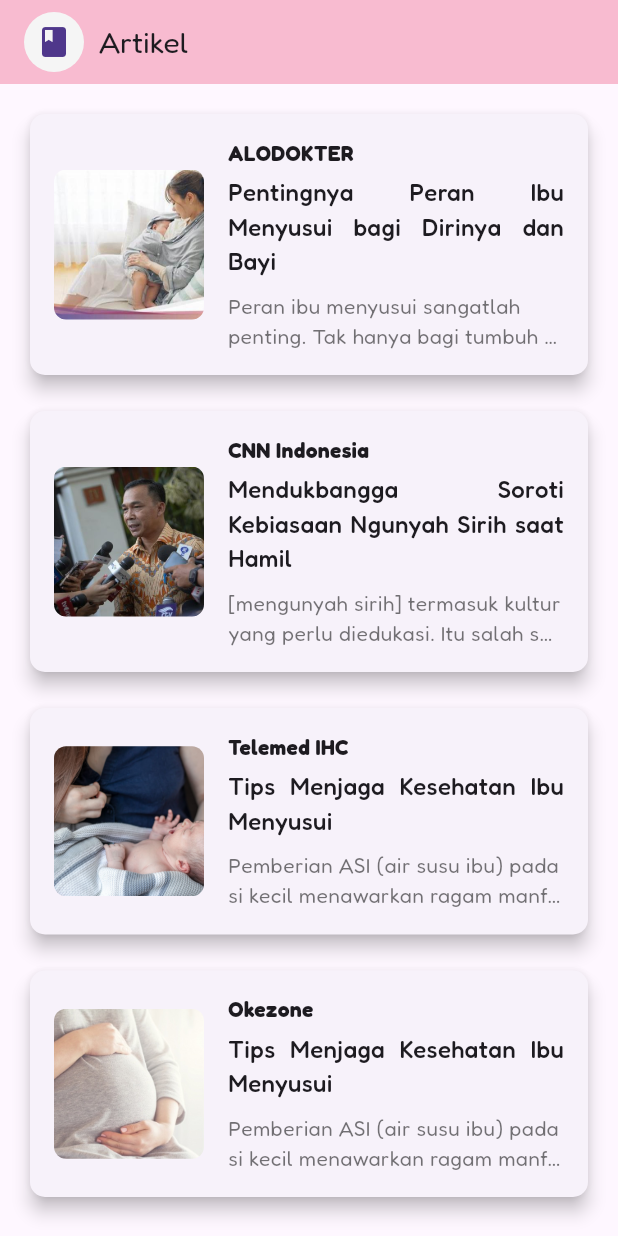
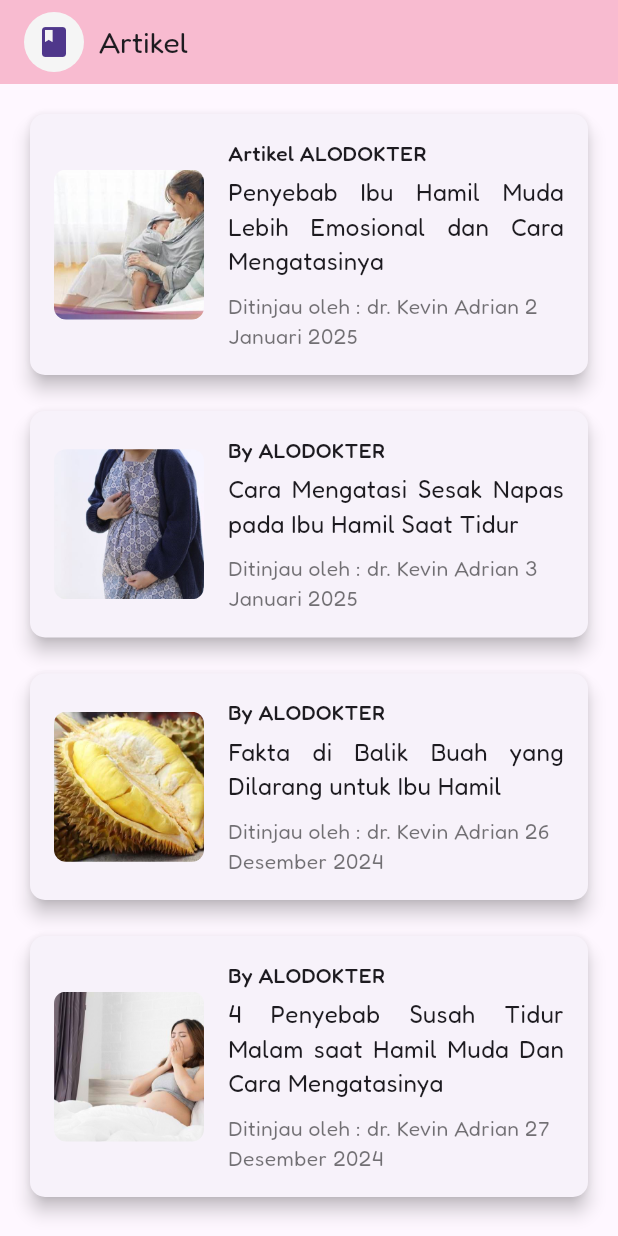
Before and after one commit to mputraff/mama_care, a Flutter app: the ArticleScreen screen opened by its route, on a phone screen of 412 x 824 dp. Run offline on Flutter 3.47's test engine with Material 3 defaults, Android fonts, the phone set to English and light mode, and no system bars; our stand-ins replace font_awesome_flutter, image_picker, loading_animation_widget, shared_preferences, socket_io_client; accounts and stored records are empty.

Commit message:
update ui

```diff
--- a/lib/dashboard/features/screens/Artikel.dart
+++ b/lib/dashboard/features/screens/Artikel.dart
@@ -37,14 +37,14 @@ class ArticleScreen extends StatelessWidget {
         child: ListView(
           children: <Widget>[
             _ArticleItem(
-              source: "ALODOKTER",
-              title: "Pentingnya Peran Ibu Menyusui bagi Dirinya dan Bayi",
+              source: "Artikel ALODOKTER",
+              title: "Penyebab Ibu Hamil Muda Lebih Emosional dan Cara Mengatasinya",
               description:
-                  "Peran ibu menyusui sangatlah penting. Tak hanya bagi tumbuh kembang bayi,",
+                  "Ditinjau oleh : dr. Kevin Adrian 2 Januari 2025",
               imageUrl: 'assets/img/coping_with_breastfeeding.png',
               onTap: () async {
                 final Uri url = Uri.parse(
-                    "https://www.alodokter.com/mengapa-memilih-menyusui");
+                    "https://www.alodokter.com/alasan-ibu-hamil-muda-emosional-dan-cara-mengatasinya");
 
                 if (!await launchUrl(url,
                     mode: LaunchMode.externalApplication)) {
@@ -57,14 +57,14 @@ class ArticleScreen extends StatelessWidget {
             ),
             const SizedBox(height: 16),
             _ArticleItem(
-              source: "CNN Indonesia",
-              title: "Mendukbangga Soroti Kebiasaan Ngunyah Sirih saat Hamil",
+              source: "By ALODOKTER",
+              title: "Cara Mengatasi Sesak Napas pada Ibu Hamil Saat Tidur",
               description:
-                  "[mengunyah sirih] termasuk kultur yang perlu diedukasi. Itu salah satu contohnya, beberapa daerah itu masih ada",
-              imageUrl: 'assets/img/cnn.jpeg',
+                  "Ditinjau oleh : dr. Kevin Adrian 3 Januari 2025",
+              imageUrl: 'assets/img/sesak-hamil.jpg',
               onTap: () async {
                 final Uri url = Uri.parse(
-                    "https://www.cnnindonesia.com/gaya-hidup/20241205085734-255-1173920/bahas-stunting-mendukbangga-soroti-kebiasaan-ngunyah-sirih-saat-hamil");
+                    "https://www.alodokter.com/cara-mengatasi-sesak-napas-pada-ibu-hamil-saat-tidur");
 
                 if (!await launchUrl(url,
                     mode: LaunchMode.externalApplication)) {
@@ -78,14 +78,14 @@ class ArticleScreen extends StatelessWidget {
 
             const SizedBox(height: 16),
             _ArticleItem(
-              source: "Telemed IHC",
-              title: "Tips Menjaga Kesehatan Ibu Menyusui",
+              source: "By ALODOKTER",
+              title: "Fakta di Balik Buah yang Dilarang untuk Ibu Hamil",
               description:
-                  "Pemberian ASI (air susu ibu) pada si kecil menawarkan ragam manfaat yang baik untuknya.",
-              imageUrl: 'assets/img/telemed.jpg',
+                  "Ditinjau oleh : dr. Kevin Adrian 26 Desember 2024",
+              imageUrl: 'assets/img/hamil-duren.jpg',
               onTap: () async {
                 final Uri url = Uri.parse(
-                    "https://telemed.ihc.id/artikel-detail-202-Tips-Menjaga-Kesehatan-Ibu-Menyusui.html");
+                    "https://www.alodokter.com/yuk-ketahui-fakta-di-balik-buah-yang-dilarang-untuk-ibu-hamil");
                 if (!await launchUrl(url,
                     mode: LaunchMode.externalApplication)) {
                   // Optional: Tampilkan pesan error jika URL tidak bisa dibuka
@@ -98,14 +98,14 @@ class ArticleScreen extends StatelessWidget {
 
             const SizedBox(height: 16),
             _ArticleItem(
-              source: "Okezone",
-              title: "Tips Menjaga Kesehatan Ibu Menyusui",
+              source: "By ALODOKTER",
+              title: "4 Penyebab Susah Tidur Malam saat Hamil Muda Dan Cara Mengatasinya",
               description:
-                  "Pemberian ASI (air susu ibu) pada si kecil menawarkan ragam manfaat yang baik untuknya.",
-              imageUrl: 'assets/img/okezone.jpg',
+                  "Ditinjau oleh : dr. Kevin Adrian 27 Desember 2024",
+              imageUrl: 'assets/img/susah-tidur.jpg',
               onTap: () async {
                 final Uri url = Uri.parse(
-                    "https://lifestyle.okezone.com/amp/2024/12/20/481/3097272/yuk-cari-tahu-6-kondisi-ibu-hamil-yang-perlu-didampingi-konsultan-fetomaternal");
+                    "https://www.alodokter.com/susah-tidur-malam-saat-hamil-muda-ini-penjelasannya");
                 if (!await launchUrl(url,
                     mode: LaunchMode.externalApplication)) {
                   // Optional: Tampilkan pesan error jika URL tidak bisa dibuka
@@ -168,7 +168,7 @@ class _ArticleItem extends StatelessWidget {
                     Text(
                       source,
                       style: const TextStyle(
-                        fontWeight: FontWeight.bold,
+                        fontWeight: FontWeight.w500,
                         fontSize: 14,
                       ),
                     ),
@@ -176,7 +176,7 @@ class _ArticleItem extends StatelessWidget {
                     Text(
                       title,
                       style: const TextStyle(
-                        fontWeight: FontWeight.w500,
+                        fontWeight: FontWeight.w400,
                         fontSize: 16,
                       ),
                       textAlign: TextAlign.justify,
--- a/lib/dashboard/widgets/AppBarHome.dart
+++ b/lib/dashboard/widgets/AppBarHome.dart
@@ -35,7 +35,6 @@ class AppBarHome extends StatelessWidget {
             ],
           ),
           Spacer(),
-          Icon(Icons.notifications_none_outlined),
         ],
       ),
     );
--- a/pubspec.yaml
+++ b/pubspec.yaml
@@ -16,7 +16,7 @@ publish_to: 'none' # Remove this line if you wish to publish to pub.dev
 # https://developer.apple.com/library/archive/documentation/General/Reference/InfoPlistKeyReference/Articles/CoreFoundationKeys.html
 # In Windows, build-name is used as the major, minor, and patch parts
 # of the product and file versions while build-number is used as the build suffix.
-version: 1.1.0+7
+version: 1.1.0+3
 
 environment:
   sdk: ^3.5.4
```
Also changed, not shown: assets/img/hamil-duren.jpg (added), assets/img/sesak-hamil.jpg (added), assets/img/susah-tidur.jpg (added), 1 other file.
